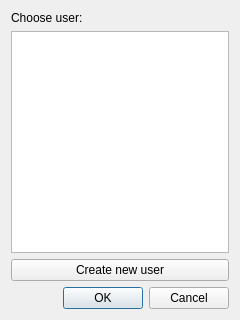
BStalewski/lanler, file ui/choose_user.ui: the form before one commit.
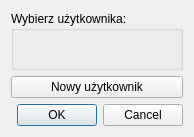
The form after the commit.

```diff
--- a/ui/choose_user.ui
+++ b/ui/choose_user.ui
@@ -6,8 +6,8 @@
    <rect>
     <x>0</x>
     <y>0</y>
-    <width>240</width>
-    <height>320</height>
+    <width>194</width>
+    <height>137</height>
    </rect>
   </property>
   <property name="windowTitle">
@@ -17,19 +17,17 @@
    <item row="0" column="0">
     <layout class="QVBoxLayout" name="verticalLayout">
      <item>
-      <widget class="QLabel" name="label">
-       <property name="text">
-        <string>Choose user:</string>
+      <widget class="QGroupBox" name="chooseUserGroupBox">
+       <property name="title">
+        <string>Wybierz użytkownika:</string>
        </property>
+       <layout class="QVBoxLayout" name="groupBoxLayout"/>
       </widget>
      </item>
      <item>
-      <widget class="QListWidget" name="listWidget"/>
-     </item>
-     <item>
-      <widget class="QPushButton" name="pushButton">
+      <widget class="QPushButton" name="newUserButton">
        <property name="text">
-        <string>Create new user</string>
+        <string>Nowy użytkownik</string>
        </property>
       </widget>
      </item>
```
Left out of the diff: 8 changed lines with no effect on the pictures.
